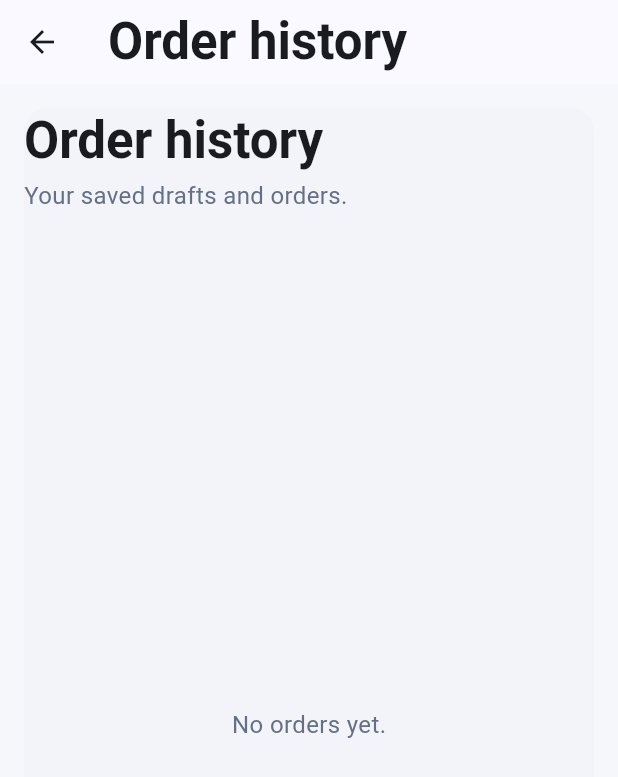
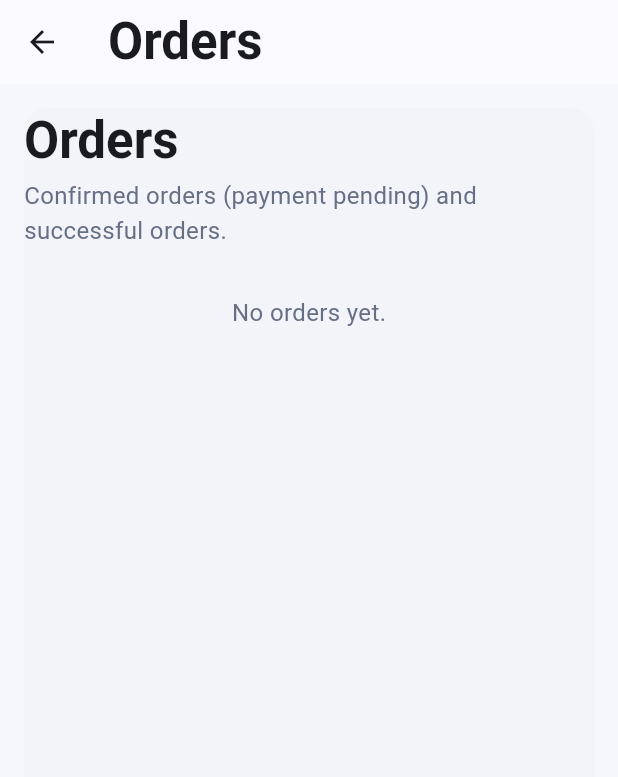
Before and after one commit to Belesprit26/Milkshake, a Flutter app: the screen it shows once a user with an empty profile is signed in, after a tap on the "receipt long" icon, on a phone screen of 412 x 824 dp. Shown: the top 777 px of the screen. Run offline on Flutter 3.47's test engine with Material 3 defaults, Android fonts, the phone set to English and light mode, and no system bars; our stand-ins replace cloud_firestore, cloud_functions, equatable, firebase_auth, firebase_core, flutter_bloc and 1 more; accounts and stored records are empty; network calls fail.

Commit message:
chore: Clean up - Post Submission
Everything from this point forward is code pushed after the submission deadline. I will continue to work on this until I complete the spec sheet.

Personal policy

```diff
--- a/lib/presentation/orders/order_draft/order_draft_bloc.dart
+++ b/lib/presentation/orders/order_draft/order_draft_bloc.dart
@@ -77,6 +77,69 @@ class OrderDraftBloc extends Bloc<OrderDraftEvent, OrderDraftState> {
     final toppings = (toppingRes as Ok<List<LookupItemSnapshot>>).value;
     final consistencies = (consistencyRes as Ok<List<LookupItemSnapshot>>).value;
     final stores = (storeRes as Ok<List<LookupItemSnapshot>>).value;
+
+    // If editing an existing draft, load it and prefill state.
+    if (event.orderId != null && event.orderId!.trim().isNotEmpty) {
+      final user = _authRepository.currentUser();
+      if (user == null) {
+        emit(state.copyWith(status: OrderDraftStatus.failure, message: 'Not signed in.'));
+        return;
+      }
+
+      final orderRes = await _orderRepository.getById(event.orderId!);
+      if (orderRes is Err) {
+        emit(state.copyWith(status: OrderDraftStatus.failure, message: (orderRes as Err).failure.message));
+        return;
+      }
+      final order = (orderRes as Ok<OrderDraft>).value;
+      if (order.uid != user.uid) {
+        emit(state.copyWith(status: OrderDraftStatus.failure, message: 'Order does not belong to you.'));
+        return;
+      }
+
+      // Ensure the currently active lookup lists include any selected snapshot values
+      // so dropdowns can render even if items were deactivated later.
+      List<LookupItemSnapshot> ensureIncluded(
+        List<LookupItemSnapshot> list,
+        LookupItemSnapshot selected,
+      ) {
+        return list.any((x) => x.id == selected.id) ? list : [selected, ...list];
+      }
+
+      final mergedFlavours = order.items.fold<List<LookupItemSnapshot>>(
+        flavours,
+        (acc, d) => ensureIncluded(acc, d.flavour),
+      );
+      final mergedToppings = order.items.fold<List<LookupItemSnapshot>>(
+        toppings,
+        (acc, d) => ensureIncluded(acc, d.topping),
+      );
+      final mergedConsistencies = order.items.fold<List<LookupItemSnapshot>>(
+        consistencies,
+        (acc, d) => ensureIncluded(acc, d.consistency),
+      );
+      final mergedStores = ensureIncluded(stores, order.pickupStore);
+
+      emit(
+        state.copyWith(
+          status: OrderDraftStatus.ready,
+          // For existing drafts, prefer the stored pricing snapshot to avoid drifting totals.
+          config: order.configSnapshot,
+          flavours: mergedFlavours,
+          toppings: mergedToppings,
+          consistencies: mergedConsistencies,
+          stores: mergedStores,
+          drinkCount: order.items.length,
+          drinks: order.items,
+          totals: order.totals,
+          pickupStore: order.pickupStore,
+          pickupTime: order.pickupTime,
+          orderId: order.id,
+          message: null,
+        ),
+      );
+      return;
+    }
 
     emit(
       state.copyWith(
--- a/lib/presentation/orders/order_draft/order_draft_event.dart
+++ b/lib/presentation/orders/order_draft/order_draft_event.dart
@@ -8,7 +8,11 @@ sealed class OrderDraftEvent extends Equatable {
 }
 
 final class OrderDraftStarted extends OrderDraftEvent {
-  const OrderDraftStarted();
+  const OrderDraftStarted({this.orderId});
+  final String? orderId;
+
+  @override
+  List<Object?> get props => [orderId];
 }
 
 final class OrderDraftDrinkCountChanged extends OrderDraftEvent {
--- a/lib/presentation/orders/order_draft/order_draft_page.dart
+++ b/lib/presentation/orders/order_draft/order_draft_page.dart
@@ -9,17 +9,21 @@ import '../../../domain/auth/usecases/sign_out.dart';
 import '../../shared/widgets/app_dropdown_field.dart';
 import '../../shared/widgets/app_text_field.dart';
 import '../../shared/formatters/zar_format.dart';
+import '../drafts/drafts_page.dart';
 import '../order_history/order_history_page.dart';
 import '../confirm_order/confirm_order_page.dart';
 import 'order_draft_bloc.dart';
 
 class OrderDraftPage extends StatelessWidget {
-  const OrderDraftPage({super.key});
+  const OrderDraftPage({super.key, this.orderId});
+
+  /// When provided, the page loads an existing draft for editing.
+  final String? orderId;
 
   @override
   Widget build(BuildContext context) {
     return BlocProvider(
-      create: (_) => getIt<OrderDraftBloc>()..add(const OrderDraftStarted()),
+      create: (_) => getIt<OrderDraftBloc>()..add(OrderDraftStarted(orderId: orderId)),
       child: const _OrderDraftView(),
     );
   }
@@ -35,7 +39,16 @@ class _OrderDraftView extends StatelessWidget {
         title: const Text('Order Placement'),
         actions: [
           IconButton(
-            tooltip: 'Order history',
+            tooltip: 'Drafts',
+            onPressed: () {
+              Navigator.of(context).push(
+                MaterialPageRoute(builder: (_) => const DraftsPage()),
+              );
+            },
+            icon: const Icon(Icons.edit_note),
+          ),
+          IconButton(
+            tooltip: 'Orders',
             onPressed: () {
               Navigator.of(context).push(
                 MaterialPageRoute(builder: (_) => const OrderHistoryPage()),
--- a/lib/presentation/orders/order_history/order_history_page.dart
+++ b/lib/presentation/orders/order_history/order_history_page.dart
@@ -4,8 +4,11 @@ import 'package:flutter_bloc/flutter_bloc.dart';
 import '../../../di/locator.dart';
 import '../../shared/widgets/app_form_container.dart';
 import '../../shared/formatters/zar_format.dart';
+import '../../shared/widgets/app_tile_card.dart';
 import 'order_history_bloc.dart';
 import '../confirm_order/confirm_order_page.dart';
+import '../../../domain/orders/entities/order_status.dart';
+import '../../../domain/orders/entities/order_list_item.dart';
 
 class OrderHistoryPage extends StatelessWidget {
   const OrderHistoryPage({super.key});
@@ -15,12 +18,12 @@ class OrderHistoryPage extends StatelessWidget {
     return BlocProvider(
       create: (_) => getIt<OrderHistoryBloc>()..add(const OrderHistoryStarted()),
       child: Scaffold(
-        appBar: AppBar(title: const Text('Order history')),
+        appBar: AppBar(title: const Text('Orders')),
         body: Padding(
           padding: const EdgeInsets.all(16),
           child: AppFormContainer(
-            title: 'Order history',
-            subtitle: 'Your saved drafts and orders.',
+            title: 'Orders',
+            subtitle: 'Confirmed orders (payment pending) and successful orders.',
             expandChild: true,
             padding: EdgeInsets.zero,
             child: BlocBuilder<OrderHistoryBloc, OrderHistoryState>(
@@ -32,31 +35,32 @@ class OrderHistoryPage extends StatelessWidget {
                 if (state.status == OrderHistoryStatus.failure) {
                   return Center(child: Text(state.error ?? 'Failed to load orders.'));
                 }
-                if (state.items.isEmpty) {
-                  return const Center(child: Text('No orders yet.'));
-                }
+                final nonDraft = state.items.where((o) => o.status != OrderStatus.draft).toList();
+                final pending = nonDraft.where((o) => o.status == OrderStatus.pendingPayment).toList();
+                final history = nonDraft.where((o) => o.status != OrderStatus.pendingPayment).toList();
 
                 return RefreshIndicator(
                   onRefresh: () async {
                     context.read<OrderHistoryBloc>().add(const OrderHistoryRefreshRequested());
                   },
-                  child: ListView.separated(
+                  child: ListView(
                     padding: const EdgeInsets.all(16),
-                    itemCount: state.items.length,
-                    separatorBuilder: (_, __) => const SizedBox(height: 8),
-                    itemBuilder: (context, i) {
-                      final o = state.items[i];
-                      return ListTile(
-                        title: Text('${o.pickupStoreName} • ${o.pickupTime}'),
-                        subtitle: Text('Drinks: ${o.drinkCount} • Status: ${o.status.name}'),
-                        trailing: Text(formatZar(o.total)),
-                        onTap: () {
-                          Navigator.of(context).push(
-                            MaterialPageRoute(builder: (_) => ConfirmOrderPage(orderId: o.id)),
-                          );
-                        },
-                      );
-                    },
+                    children: [
+                      if (nonDraft.isEmpty) const Center(child: Text('No orders yet.')),
+
+                      if (pending.isNotEmpty) ...[
+                        Text('Pending payment', style: Theme.of(context).textTheme.titleMedium),
+                        const SizedBox(height: 8),
+                        ...pending.map((o) => _OrderTile(o)).toList(),
+                        const SizedBox(height: 16),
+                      ],
+
+                      if (history.isNotEmpty) ...[
+                        Text('Order history', style: Theme.of(context).textTheme.titleMedium),
+                        const SizedBox(height: 8),
+                        ...history.map((o) => _OrderTile(o)).toList(),
+                      ],
+                    ],
                   ),
                 );
               },
@@ -67,3 +71,25 @@ class OrderHistoryPage extends StatelessWidget {
     );
   }
 }
+
+class _OrderTile extends StatelessWidget {
+  const _OrderTile(this.o);
+  final OrderListItem o;
+
+  @override
+  Widget build(BuildContext context) {
+    return Padding(
+      padding: const EdgeInsets.only(bottom: 8),
+      child: AppTileCard(
+        title: Text('${o.pickupStoreName} • ${o.pickupTime}'),
+        subtitle: Text('Drinks: ${o.drinkCount} • Status: ${o.status.name}'),
+        trailing: Text(formatZar(o.total)),
+        onTap: () {
+          Navigator.of(context).push(
+            MaterialPageRoute(builder: (_) => ConfirmOrderPage(orderId: o.id)),
+          );
+        },
+      ),
+    );
+  }
+}
--- a/lib/presentation/shared/widgets/app_form_container.dart
+++ b/lib/presentation/shared/widgets/app_form_container.dart
@@ -28,11 +28,8 @@ class AppFormContainer extends StatelessWidget {
   final List<Widget>? actions;
   final EdgeInsets padding;
 
-  /// Useful for web/desktop: keeps forms from stretching too wide.
   final double maxWidth;
 
-  /// Set true when [child] is a scrollable (e.g. ListView) so it can receive
-  /// a bounded height and participate in layout correctly.
   final bool expandChild;
 
   @override
```
Also changed, not shown: lib/presentation/orders/drafts/drafts_page.dart (added, +81 -0 lines), lib/presentation/shared/widgets/app_dropdown_field.dart (+1 -6 lines), lib/presentation/shared/widgets/app_tile_card.dart (added, +86 -0 lines), 2 other files.
